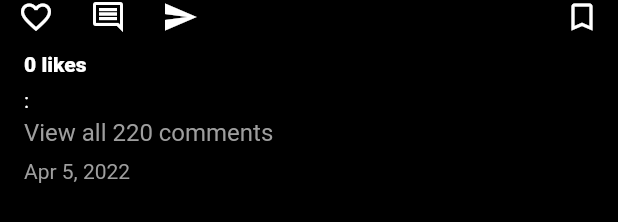
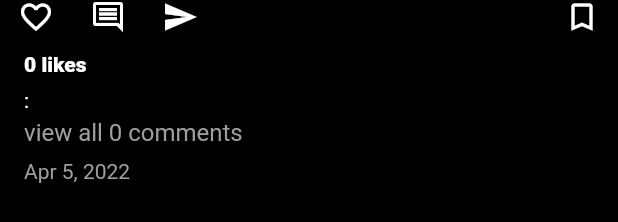
Before and after one commit to RodrigoLima96/instagram_clone, a Flutter app: the PostCard widget shown alone on an empty page, opened directly with empty values, on a phone screen of 412 x 824 dp. Shown: the part 551-773 px from the top of the screen. Run offline on Flutter 3.47's test engine with Material 2 defaults, Android fonts, the phone set to English and light mode, and no system bars; our stand-ins replace cloud_firestore, firebase_auth, firebase_core, firebase_storage, flutter_svg, image_picker; accounts and stored records are empty; network calls fail.

Commit message:
add comment function

```diff
--- a/lib/widgets/post_card.dart
+++ b/lib/widgets/post_card.dart
@@ -1,8 +1,10 @@
+import 'package:cloud_firestore/cloud_firestore.dart';
 import 'package:flutter/material.dart';
 import 'package:instagram_clone/models/user.dart';
 import 'package:instagram_clone/providers/user_provider.dart';
 import 'package:instagram_clone/resourses/firestore_methods.dart';
 import 'package:instagram_clone/utils/colors.dart';
+import 'package:instagram_clone/utils/utils.dart';
 import 'package:instagram_clone/widgets/like_animation.dart';
 import 'package:intl/intl.dart';
 import 'package:provider/provider.dart';
@@ -20,6 +22,28 @@ class PostCard extends StatefulWidget {
 
 class _PostCardState extends State<PostCard> {
   bool isLikeAnimating = false;
+  int commentLen = 0;
+
+  @override
+  void initState() {
+    super.initState();
+    getComments();
+  }
+
+  void getComments() async {
+    try {
+      QuerySnapshot snap = await FirebaseFirestore.instance
+          .collection('posts')
+          .doc(widget.snap['postId'])
+          .collection('comments')
+          .get();
+
+      commentLen = snap.docs.length;
+    } catch (error) {
+      showSnackBar(context, error);
+    }
+    setState(() {});
+  }
 
   @override
   Widget build(BuildContext context) {
@@ -156,7 +180,9 @@ class _PostCardState extends State<PostCard> {
               IconButton(
                 onPressed: () => Navigator.of(context).push(
                   MaterialPageRoute(
-                    builder: (context) => const CommentsPage(),
+                    builder: (context) => CommentsPage(
+                      snap: widget.snap,
+                    ),
                   ),
                 ),
                 icon: const Icon(
@@ -215,9 +241,10 @@ class _PostCardState extends State<PostCard> {
                   onTap: () {},
                   child: Container(
                     padding: const EdgeInsets.symmetric(vertical: 4),
-                    child: const Text(
-                      'View all 220 comments',
-                      style: TextStyle(fontSize: 16, color: secondaryColor),
+                    child: Text(
+                      'view all $commentLen comments',
+                      style:
+                          const TextStyle(fontSize: 16, color: secondaryColor),
                     ),
                   ),
                 ),
```
Also changed, not shown: lib/pages/comments/comments_page.dart (+56 -10 lines), lib/resourses/firestore_methods.dart (+33 -0 lines), lib/widgets/comment_card.dart (+15 -12 lines).
